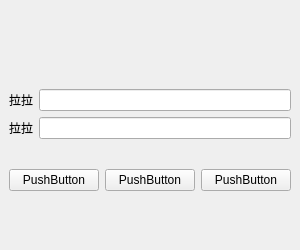
Qt form qt_widgets/myui2.ui (jackchen154/qt_project) before a commit.
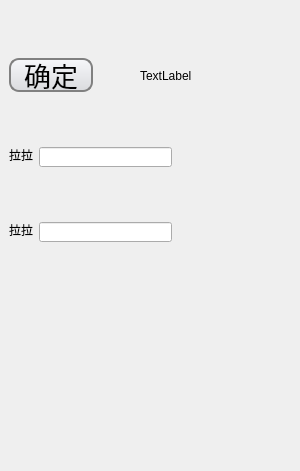
The same form after that commit. Icons and pictures are not drawn.

Diff of the .ui file:
```diff
--- a/qt_widgets/myui2.ui
+++ b/qt_widgets/myui2.ui
@@ -7,7 +7,7 @@
     <x>0</x>
     <y>0</y>
     <width>300</width>
-    <height>250</height>
+    <height>471</height>
    </rect>
   </property>
   <property name="minimumSize">
@@ -41,109 +41,126 @@
    <property name="maximumSize">
     <size>
      <width>500</width>
-     <height>200</height>
+     <height>300</height>
     </size>
    </property>
-   <layout class="QGridLayout" name="gridLayout">
-    <item row="0" column="0">
-     <layout class="QHBoxLayout" name="horizontalLayout_2">
-      <item>
-       <spacer name="horizontalSpacer">
-        <property name="orientation">
-         <enum>Qt::Horizontal</enum>
-        </property>
-        <property name="sizeHint" stdset="0">
-         <size>
-          <width>40</width>
-          <height>20</height>
-         </size>
-        </property>
-       </spacer>
-      </item>
-      <item>
-       <widget class="QLabel" name="label">
-        <property name="maximumSize">
-         <size>
-          <width>100</width>
-          <height>100</height>
-         </size>
-        </property>
-        <property name="text">
-         <string/>
-        </property>
-        <property name="pixmap">
-         <pixmap resource="myresource.qrc">:/image/meinv.png</pixmap>
-        </property>
-        <property name="scaledContents">
-         <bool>true</bool>
-        </property>
-       </widget>
-      </item>
-      <item>
-       <spacer name="horizontalSpacer_2">
-        <property name="orientation">
-         <enum>Qt::Horizontal</enum>
-        </property>
-        <property name="sizeHint" stdset="0">
-         <size>
-          <width>40</width>
+   <widget class="QPushButton" name="pushButton_4">
+    <property name="geometry">
+     <rect>
+      <x>9</x>
+      <y>58</y>
+      <width>84</width>
+      <height>34</height>
+     </rect>
+    </property>
+    <property name="font">
+     <font>
+      <family>Aharoni</family>
+      <pointsize>20</pointsize>
+      <weight>9</weight>
+      <italic>false</italic>
+      <bold>false</bold>
+     </font>
+    </property>
+    <property name="focusPolicy">
+     <enum>Qt::NoFocus</enum>
+    </property>
+    <property name="autoFillBackground">
+     <bool>false</bool>
+    </property>
+    <property name="styleSheet">
+     <string notr="true">QPushButton
+{
+  border: 2px solid gray;
+  border-radius:10px;
+  min-width: 80px;
+  background-color: qlineargradient(x1: 0, y1: 0, x2: 0, y2: 1,stop: 0 #f6f7fa, stop: 1 #dadbde);
+	font: 75 20pt &quot;Aharoni&quot;;
+}
+QPushButton:pressed
+{
+background-color: qlineargradient(x1: 0, y1: 0, x2: 0, y2: 1,stop: 0 #dadbde, stop: 1 #f6f7fa);
+}
+QPushButton:default
+{
+border-color: navy;
+}
+QPushButton:hover
+{
+border-color: navy;
+}
+
+</string>
+    </property>
+    <property name="text">
+     <string>确定</string>
+    </property>
+   </widget>
+   <widget class="QLineEdit" name="lineEdit">
+    <property name="geometry">
+     <rect>
+      <x>39</x>
+      <y>147</y>
+      <width>133</width>
           <height>20</height>
-         </size>
-        </property>
-       </spacer>
-      </item>
-     </layout>
-    </item>
-    <item row="1" column="0">
-     <layout class="QFormLayout" name="formLayout">
-      <item row="0" column="0">
-       <widget class="QLabel" name="label_2">
-        <property name="text">
-         <string>拉拉</string>
-        </property>
-       </widget>
-      </item>
-      <item row="0" column="1">
-       <widget class="QLineEdit" name="lineEdit"/>
-      </item>
-      <item row="1" column="0">
+     </rect>
+    </property>
+   </widget>
        <widget class="QLabel" name="label_3">
+    <property name="geometry">
+     <rect>
+      <x>9</x>
+      <y>222</y>
+      <width>24</width>
+      <height>16</height>
+     </rect>
+    </property>
         <property name="text">
          <string>拉拉</string>
         </property>
        </widget>
-      </item>
-      <item row="1" column="1">
-       <widget class="QLineEdit" name="lineEdit_2"/>
-      </item>
-     </layout>
-    </item>
-    <item row="2" column="0">
-     <layout class="QHBoxLayout" name="horizontalLayout">
-      <item>
-       <widget class="QPushButton" name="pushButton">
-        <property name="text">
-         <string>PushButton</string>
-        </property>
-       </widget>
-      </item>
-      <item>
-       <widget class="QPushButton" name="pushButton_2">
+   <widget class="QLineEdit" name="lineEdit_2">
+    <property name="geometry">
+     <rect>
+      <x>39</x>
+      <y>222</y>
+      <width>133</width>
+      <height>20</height>
+     </rect>
+    </property>
+   </widget>
+   <widget class="QLabel" name="label_2">
+    <property name="geometry">
+     <rect>
+      <x>9</x>
+      <y>147</y>
+      <width>24</width>
+      <height>16</height>
+     </rect>
+    </property>
         <property name="text">
-         <string>PushButton</string>
-        </property>
-       </widget>
-      </item>
-      <item>
-       <widget class="QPushButton" name="pushButton_3">
+     <string>拉拉</string>
+    </property>
+   </widget>
+   <widget class="QLabel" name="labelshowmouse">
+    <property name="geometry">
+     <rect>
+      <x>140</x>
+      <y>30</y>
+      <width>111</width>
+      <height>91</height>
+     </rect>
+    </property>
         <property name="text">
-         <string>PushButton</string>
-        </property>
-       </widget>
-      </item>
-     </layout>
-    </item>
-   </layout>
+     <string>TextLabel</string>
+    </property>
+   </widget>
+   <zorder>lineEdit</zorder>
+   <zorder>label_3</zorder>
+   <zorder>lineEdit_2</zorder>
+   <zorder>label_2</zorder>
+   <zorder>pushButton_4</zorder>
+   <zorder>labelshowmouse</zorder>
   </widget>
   <widget class="QMenuBar" name="menubar">
    <property name="geometry">
```
Left out of the diff: 6 changed lines with no effect on the pictures. Lines whose indentation alone changed are shown as unchanged.
